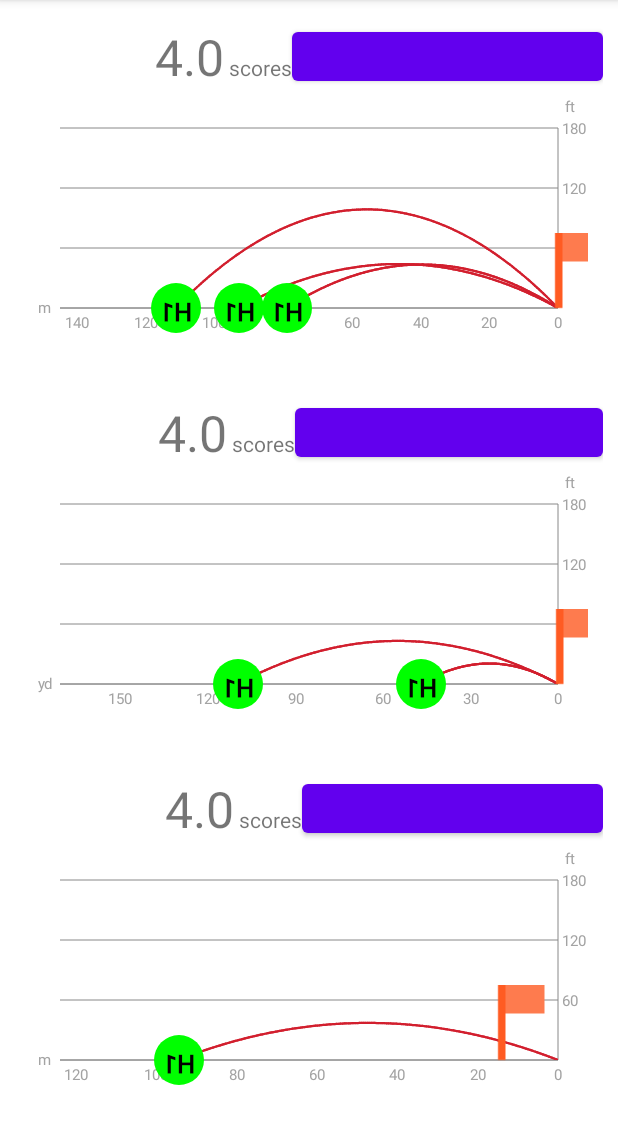
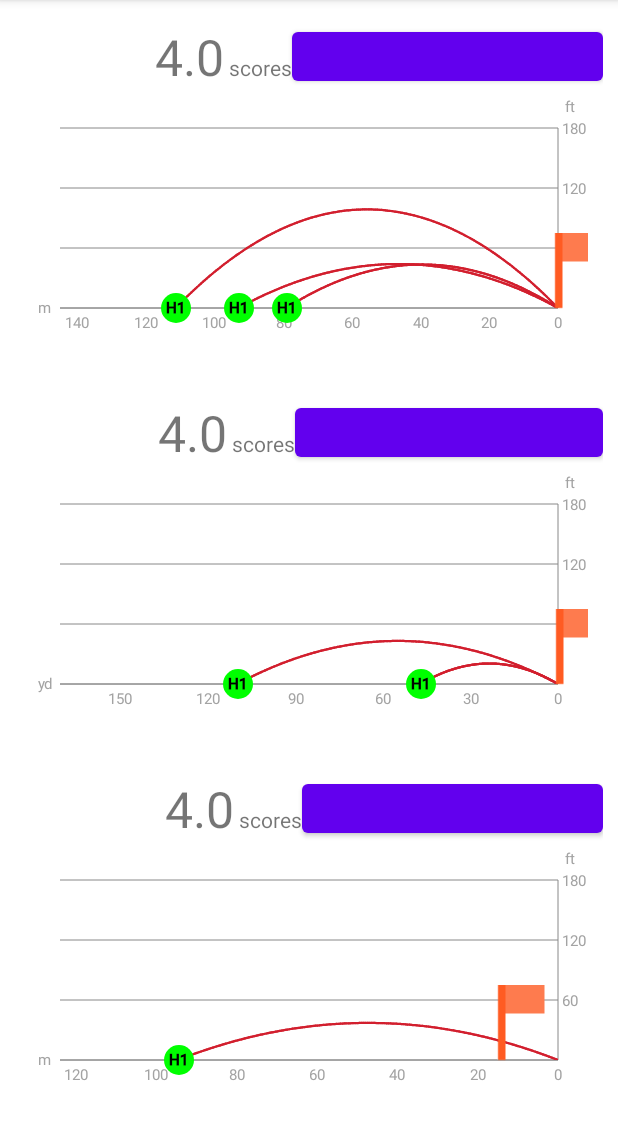
Before and after one commit to rrilla/Android_Kotlin-EX, an Android app: the screen it shows after launch (MainActivity), on a phone screen of 412 x 824 dp, the part 84-1228 px from its top. Run offline under Robolectric (Android 15) with nearby library versions, the phone set to English and light mode, and no system bars.

Commit message:
- Ball 텍스트 좌우반전 적용 및 작업 완료

```diff
--- a/TestChart/app/src/main/java/com/example/testchart/common/MSCTargetChart.kt
+++ b/TestChart/app/src/main/java/com/example/testchart/common/MSCTargetChart.kt
@@ -18,6 +18,7 @@ import com.example.testchart.util.Utils.Companion.getClubApex
 import com.example.testchart.util.Utils.Companion.getSettingUnit
 import com.example.testchart.util.Utils.Companion.valueForUnit
 import com.github.mikephil.charting.charts.LineChart
+import com.github.mikephil.charting.components.IMarker
 import com.github.mikephil.charting.components.XAxis
 import com.github.mikephil.charting.components.YAxis
 import com.github.mikephil.charting.data.Entry
@@ -38,7 +39,7 @@ class MSCTargetChart : ConstraintLayout, OnAnimationListener {
     }
 
     private val targetLabel = "TARGET"
-    private val lastLabel = "LAST"
+    private val lineLabel = "LINE"
     private val lineColor = R.color.chart_carry_max
 
 
@@ -63,7 +64,7 @@ class MSCTargetChart : ConstraintLayout, OnAnimationListener {
     private lateinit var mListGrayBall: IntArray
     private lateinit var mListRedBall: IntArray
     private var mLastShotData: ShotData? = null
-    private val mShotDataList = ArrayList<ShotData>()
+    private var mShotDataList = ArrayList<ShotData>()
 
     constructor(context: Context) : super(context) {
         init(context)
@@ -151,6 +152,7 @@ class MSCTargetChart : ConstraintLayout, OnAnimationListener {
         setTargetDistance(stData.targetDistance)   // 타겟 설정
         setUnit(stData.targetUnit)   // 단위 설정
         setShotList(Mode.STATS) // return mDataSets(차트에 그릴 공, 라인)
+//        setShotList(false)
         drawChart(Mode.STATS)
     }
 
@@ -163,12 +165,13 @@ class MSCTargetChart : ConstraintLayout, OnAnimationListener {
             lineChart.data = LineData().apply {
                 isHighlightEnabled = false
                 addDataSet(mDataTarget)
-                Log.e("data!!", mDataTarget.toString())
+                Log.e("data-target", mDataTarget.toString())
                 for (dataset in mDataSets) {
                     addDataSet(dataset)
-                    Log.e("data!!", dataset.toString())
+                    Log.e("data-line,ball", dataset.toString())
                 }
             }
+            Log.e("lineChart data", lineChart.data.dataSets.size.toString())
 
 //        if (lineChart.xChartMax > mChartMax) mChartMax = lineChart.xChartMax.toDouble()
 //        val clubCode = DEFAULT_TARGET_CLUBUtils.getSettingTargetClubId() ?: DEFAULT_TARGET_CLUB_CODE
@@ -198,7 +201,8 @@ class MSCTargetChart : ConstraintLayout, OnAnimationListener {
 //            }
 
             if (mode.animation) lineChart.animateX(2000)
-            lineChart.postInvalidate()
+//            lineChart.invalidate()
+            lineChart.notifyDataSetChanged()
         }
     }
 
@@ -266,7 +270,7 @@ class MSCTargetChart : ConstraintLayout, OnAnimationListener {
         )
         entries.add(entryFlag)
         mDataTarget = LineDataSet(entries, targetLabel)
-        mDataTarget.lineWidth = 0f
+        mDataTarget.lineWidth = 1f
         mDataTarget.setDrawIcons(true)
         mDataTarget.setDrawCircles(false)
         mDataTarget.setDrawValues(false)
@@ -282,47 +286,39 @@ class MSCTargetChart : ConstraintLayout, OnAnimationListener {
     private fun setShotList(mode: Mode) {
 //        mDataSets.clear()
 
-        //        if (mLastShotData != null) {
-//            LineDataSet lds = createLineDataSet(getTrajectoryList(mLastShotData), lastLabel, color);
-//            mDataSets.add(lds);
-//        }
         when (mode) {
             Mode.TARGET -> {
 
             }
             Mode.STATS -> {
-                if (mShotDataList.isNotEmpty()) {
+                if (mShotDataList.isNotEmpty() || mShotDataList.size > 0) {
                     mShotDataList.forEachIndexed { index, mShotData ->
                         //  Line
-                        val lds1 = createLineDataSet(getTrajectoryList(mShotData), lastLabel, lineColor)
+                        val lds1 = createLineDataSet(getTrajectoryList(mShotData), index.toString(), lineColor)
 
                         //  Ball
                         val distance = valueForUnit(mShotData.carry, UNIT_DISTANCE[getSettingUnit().toInt()])
-//                        lineChart.addView(
-//                            MyBall(lineChart.context).apply {
-//                                x = distance
-//                                y = 0f
-////                                Log.e("LineChart", "${lineChart.xAxis} \n ${lineChart.}")
-////                                scale = 0.1f
-//                            }
-//                            )
-                        val bitmap = getBallBitmap(Color.GREEN, "H1")
+                        val bitmap = getBallBitmap(Color.GREEN, "H1", 30f)
                         val entry = ArrayList<Entry>().apply {
                             add(Entry(
-                                distance, 0F, resources.getDrawable(
-                                    mListGrayBall[0]
-                                )
-                            ).apply { isDrawBallEnabled = true
-                            bitmapBall = bitmap})
+                                distance, 0F
+                            ).apply {
+                                isDrawBallEnabled = true
+                                bitmapBall = bitmap
+                                ballSize = 30f
+                            })
                         }
                         val lds2 = LineDataSet(entry, String.format("C%d", index)).apply {
                             setDrawIcons(true)
-                            setDrawCircles(true)
+                            setDrawCircles(false)
                             setDrawValues(false)
+//                            setCircleColor(Color.RED)
+//                            circleRadius = 10f
                         }
-                        mDataSets.addAll(arrayOf(lds1,lds2))
-//                        mDataSets.add(lds1)
-                        Log.e("hjh", "${distance} \n $entry \n $lds2")
+//                        mDataSets.addAll(arrayOf(lds1,lds2))
+                        mDataSets.add(lds2)
+                        mDataSets.add(lds1)
+//                        Log.e("hjh", "${distance} \n $entry \n $lds2")
                     }
                 }
             }
@@ -395,7 +391,7 @@ class MSCTargetChart : ConstraintLayout, OnAnimationListener {
             for (i in 0..199) {
                 mLastTrajectory_y[i] = mLastTrajectory_y[i] * yFactor
                 mLastTrajectory_z[i] = mLastTrajectory_z[i] * zFactor
-                Log.e("hjh!!!", "${mLastTrajectory_y[i]} \n ${mLastTrajectory_z[i]}")
+//                Log.e("hjh!!!", "${mLastTrajectory_y[i]} \n ${mLastTrajectory_z[i]}")
                 entryList.add(
                     Entry(
                         mLastTrajectory_y[i].toFloat(), mLastTrajectory_z[i].toFloat()
@@ -411,16 +407,13 @@ class MSCTargetChart : ConstraintLayout, OnAnimationListener {
         val view = MyBall(lineChart.context).apply {
             ballColor = color
             ballText = text
+            this.size = size
         }
-//        val sideInversion = DisplayMetrics().apply {
-//            scaleX = -1f
-//        }
-//        val bitMap = Bitmap.createBitmap(sideInversion, size.toInt() * 4, size.toInt() * 4, Bitmap.Config.ARGB_8888)
         val bitMap = Bitmap.createBitmap(size.toInt() * 4, size.toInt() * 4, Bitmap.Config.ARGB_8888)
-            val canvas = Canvas(bitMap)
+        val canvas = Canvas(bitMap)
 //            view.layout(view.left, view.top, view.measuredWidth, view.measuredHeight)
 //        view.measure(MeasureSpec.makeMeasureSpec(width, View.MeasureSpec.EXACTLY), MeasureSpec.makeMeasureSpec(height, View.MeasureSpec.EXACTLY))
-            view.draw(canvas)
+        view.draw(canvas)
         return bitMap
     }
 
--- a/TestChart/app/src/main/java/com/example/testchart/util/MyBall.kt
+++ b/TestChart/app/src/main/java/com/example/testchart/util/MyBall.kt
@@ -4,9 +4,10 @@ import android.content.Context
 import android.graphics.Canvas
 import android.graphics.Color
 import android.graphics.Paint
+import android.util.Log
 import android.view.View
 
-class MyBall: View {
+class MyBall : View {
     // 생성자
     constructor(context: Context?) : super(context)
 
@@ -40,7 +41,7 @@ class MyBall: View {
     override fun onDraw(canvas: Canvas) {
         super.onDraw(canvas)
 
-        // 배경을 초록색으로 채우기
+        // 배경
 //        canvas?.drawColor(Color.GREEN)
 
         // 공 배경(원)
@@ -55,17 +56,13 @@ class MyBall: View {
             textAlign = Paint.Align.CENTER
             textSize = size / 2
         }
+        val fontMetrics: Paint.FontMetrics = textPaint.fontMetrics
+        val fontHeight = fontMetrics.bottom - fontMetrics.top
 
         canvas.apply {
+            scale(-1f, 1f, (canvas.width / 4).toFloat(), (canvas.height / 4).toFloat())
             drawCircle(size, size, size / 2, paint)
-            drawText(ballText, size, size + size / 4, textPaint)
-
-            scaleX = -1f
+            drawText(ballText, size, size + fontHeight / 4, textPaint)
         }
     }
-
-//    override fun dispatchDraw(canvas: Canvas) {
-//        canvas.scale(-1f, 1f, (canvas.width / 2).toFloat(), (canvas.height / 2).toFloat())
-//        super.dispatchDraw(canvas)
-//    }
 }
```
Also changed, not shown: TestChart/app/src/main/java/com/example/testchart/MainActivity.kt (+3 -0 lines).
